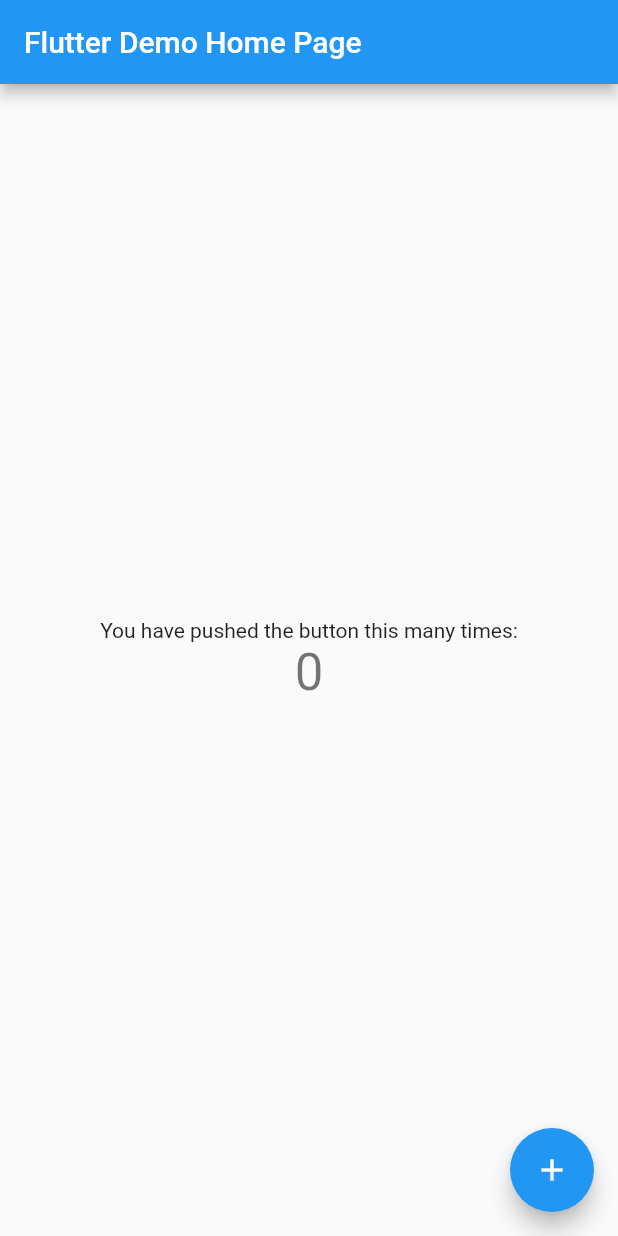
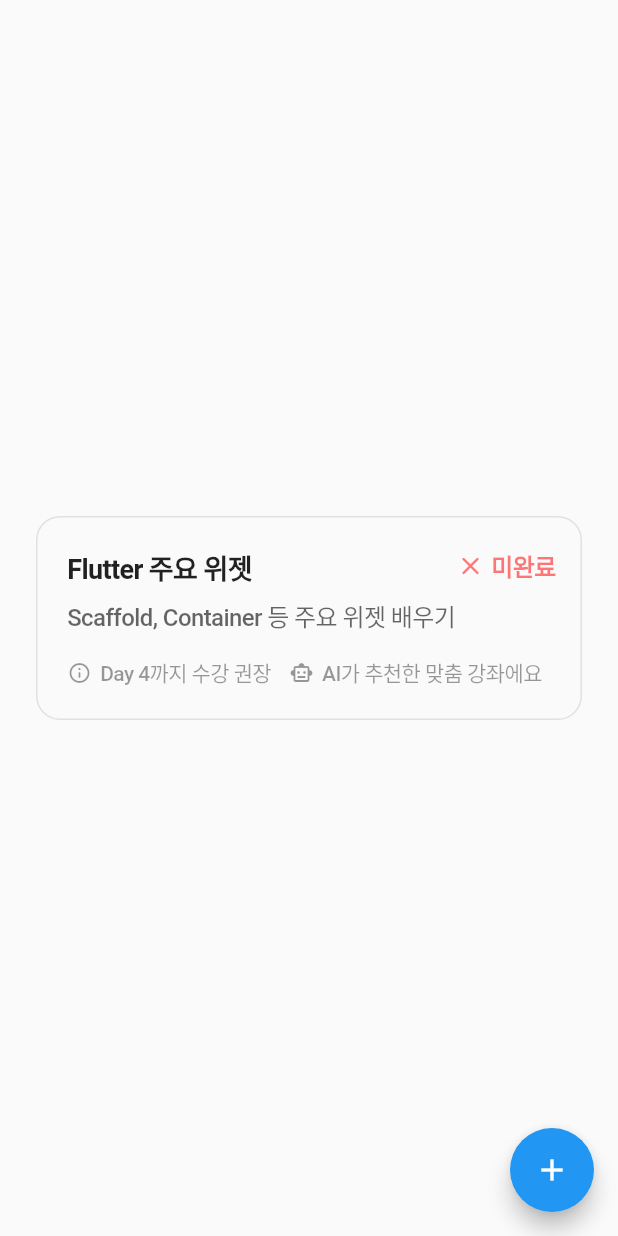
Before and after one commit to fxxntrbl/kscy-2023-frontend, a Flutter app: the screen it shows after launch, on a phone screen of 412 x 824 dp. Run offline on Flutter 3.47's test engine with Material 2 defaults, Android fonts, the phone set to English and light mode, and no system bars; Roboto replaces fonts that are missing (Pretendard).

Commit message:
feat(widgets): lecture

```diff
--- a/lib/main.dart
+++ b/lib/main.dart
@@ -1,4 +1,5 @@
 import 'package:flutter/material.dart';
+import 'package:kscy_2023_frontend/widgets/lecture.dart';
 
 void main() {
   runApp(const MyApp());
@@ -13,15 +14,8 @@ class MyApp extends StatelessWidget {
     return MaterialApp(
       title: 'Flutter Demo',
       theme: ThemeData(
-        // This is the theme of your application.
-        //
-        // Try running your application with "flutter run". You'll see the
-        // application has a blue toolbar. Then, without quitting the app, try
-        // changing the primarySwatch below to Colors.green and then invoke
-        // "hot reload" (press "r" in the console where you ran "flutter run",
-        // or simply save your changes to "hot reload" in a Flutter IDE).
-        // Notice that the counter didn't reset back to zero; the application
-        // is not restarted.
+        fontFamily: 'Pretendard',
+        backgroundColor: Colors.white,
         primarySwatch: Colors.blue,
       ),
       home: const MyHomePage(title: 'Flutter Demo Home Page'),
@@ -70,11 +64,6 @@ class _MyHomePageState extends State<MyHomePage> {
     // fast, so that you can just rebuild anything that needs updating rather
     // than having to individually change instances of widgets.
     return Scaffold(
-      appBar: AppBar(
-        // Here we take the value from the MyHomePage object that was created by
-        // the App.build method, and use it to set our appbar title.
-        title: Text(widget.title),
-      ),
       body: Center(
         // Center is a layout widget. It takes a single child and positions it
         // in the middle of the parent.
@@ -95,13 +84,7 @@ class _MyHomePageState extends State<MyHomePage> {
           // horizontal).
           mainAxisAlignment: MainAxisAlignment.center,
           children: <Widget>[
-            const Text(
-              'You have pushed the button this many times:',
-            ),
-            Text(
-              '$_counter',
-              style: Theme.of(context).textTheme.headline4,
-            ),
+            LectureCard(),
           ],
         ),
       ),
--- /dev/null
+++ b/lib/widgets/lecture.dart
@@ -0,0 +1,89 @@
+import 'package:flutter/material.dart';
+
+class LectureCard extends StatelessWidget {
+  const LectureCard({super.key});
+
+  @override
+  Widget build(BuildContext context) {
+    return Container(
+      margin: const EdgeInsets.symmetric(horizontal: 24),
+      padding: const EdgeInsets.all(20),
+      width: double.infinity,
+      decoration: BoxDecoration(
+          color: Color(0xFFFAFAFA),
+          border: Border.all(width: 1, color: Color.fromRGBO(0, 0, 0, 0.1)),
+          borderRadius: BorderRadius.circular(16)),
+      child: Column(children: [
+        Row(
+          mainAxisAlignment: MainAxisAlignment.spaceBetween,
+          crossAxisAlignment: CrossAxisAlignment.start,
+          children: [
+            Column(
+              crossAxisAlignment: CrossAxisAlignment.start,
+              children: [
+                Text(
+                  "Flutter 주요 위젯",
+                  style: TextStyle(
+                      fontWeight: FontWeight.w600,
+                      fontSize: 18,
+                      letterSpacing: -0.4),
+                ),
+                const SizedBox(height: 6),
+                Text(
+                  "Scaffold, Container 등 주요 위젯 배우기",
+                  style: TextStyle(
+                      fontWeight: FontWeight.w500,
+                      fontSize: 16,
+                      letterSpacing: -0.4,
+                      color: Color.fromRGBO(0, 0, 0, 0.6)),
+                )
+              ],
+            ),
+            Row(
+              children: [
+                Icon(Icons.close_rounded, size: 20, color: Color(0x88FF0000)),
+                const SizedBox(width: 4),
+                Text(
+                  "미완료",
+                  style: TextStyle(
+                      fontWeight: FontWeight.w700,
+                      fontSize: 16,
+                      letterSpacing: -0.4,
+                      color: Color(0x88FF0000)),
+                ),
+              ],
+            )
+          ],
+        ),
+        const SizedBox(height: 16),
+        Row(
+          children: [
+            Icon(Icons.info_outline_rounded,
+                size: 16, color: Color.fromRGBO(0, 0, 0, 0.4)),
+            const SizedBox(width: 6),
+            Text(
+              "Day 4까지 수강 권장",
+              style: TextStyle(
+                  fontWeight: FontWeight.w500,
+                  fontSize: 14,
+                  letterSpacing: -0.4,
+                  color: Color.fromRGBO(0, 0, 0, 0.4)),
+            ),
+            const SizedBox(width: 12),
+            Icon(Icons.smart_toy_outlined,
+                size: 16, color: Color.fromRGBO(0, 0, 0, 0.4)),
+            const SizedBox(width: 6),
+            Text(
+              "AI가 추천한 맞춤 강좌에요",
+              style: TextStyle(
+                  fontWeight: FontWeight.w500,
+                  fontSize: 14,
+                  letterSpacing: -0.4,
+                  color: Color.fromRGBO(0, 0, 0, 0.4)),
+            ),
+          ],
+        )
+      ]),
+    );
+  }
+}
```
Also changed, not shown: pubspec.yaml (+12 -15 lines), 5 other files.
